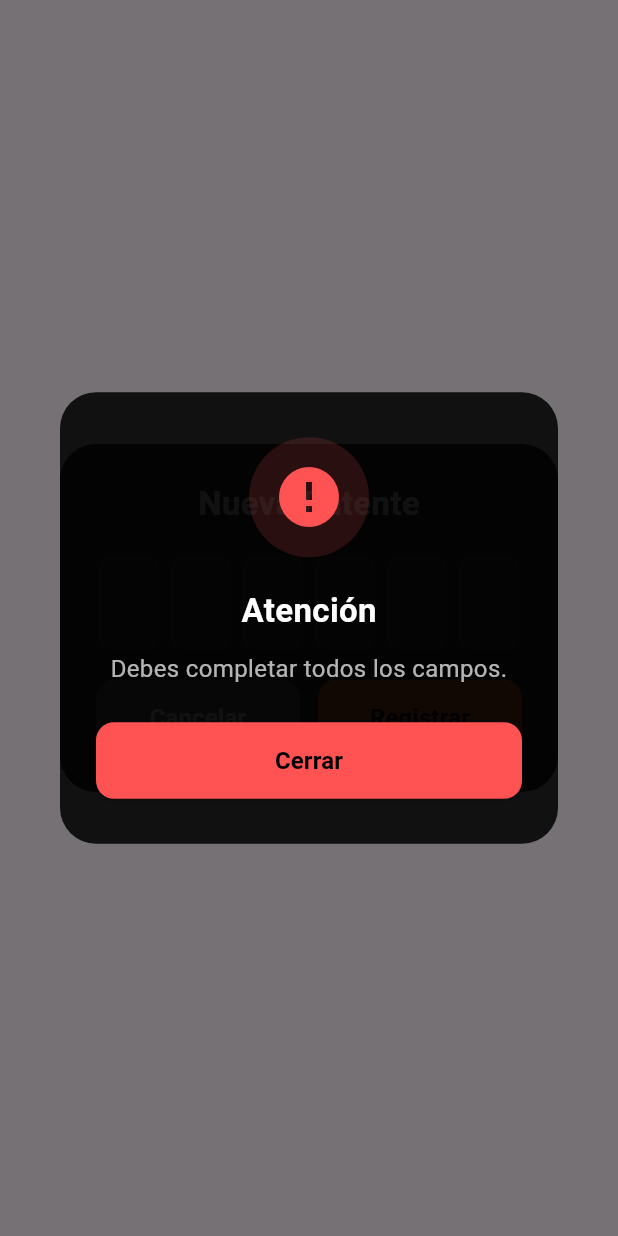
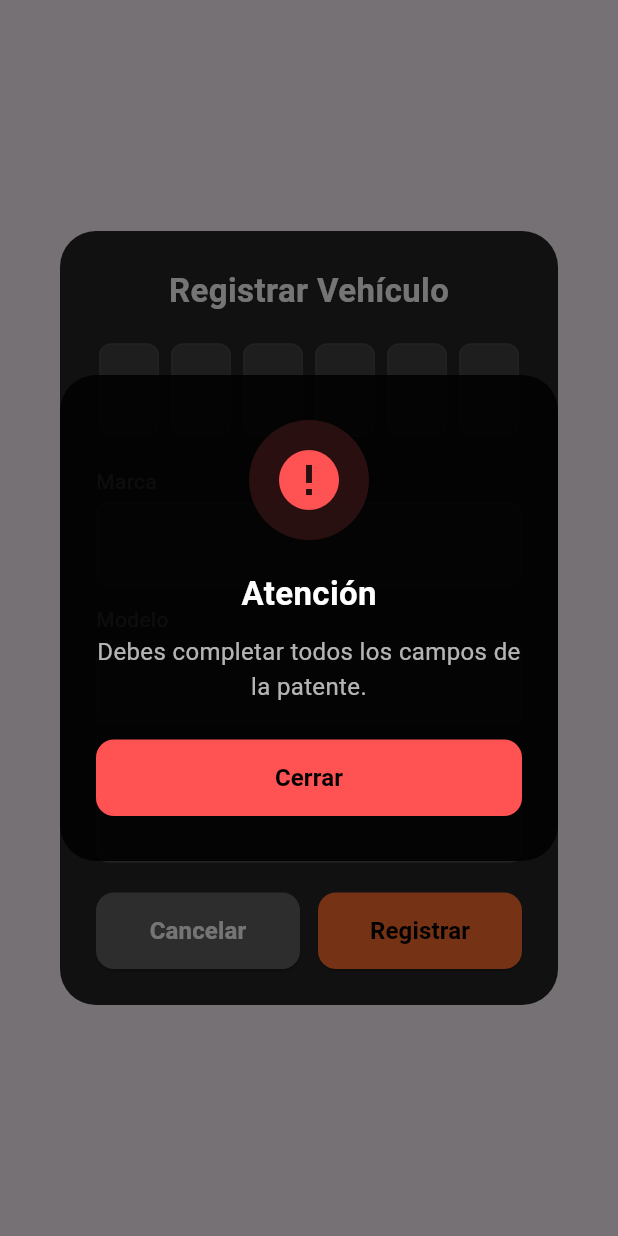
Before and after one commit to nicoloyolar/first-protection-mobile, a Flutter app: the CustomVehicleDialog widget shown alone on an empty page, opened directly, after a tap on "Registrar", on a phone screen of 412 x 824 dp. Run offline on Flutter 3.47's test engine with Material 3 defaults, Android fonts, the phone set to English and light mode, and no system bars; our stand-ins replace cloud_firestore, firebase_auth, firebase_core, google_maps_flutter, shared_preferences; accounts and stored records are empty.

```diff
--- a/lib/screens/register_screen.dart
+++ b/lib/screens/register_screen.dart
@@ -1,3 +1,5 @@
+// ignore_for_file: library_private_types_in_public_api, use_build_context_synchronously, deprecated_member_use
+
 import 'package:first_protection/widgets/custom_alert_dialog.dart';
 import 'package:flutter/material.dart';
 import 'package:firebase_auth/firebase_auth.dart';
--- a/lib/widgets/custom_vehicle_dialog.dart
+++ b/lib/widgets/custom_vehicle_dialog.dart
@@ -1,11 +1,11 @@
-// ignore_for_file: library_private_types_in_public_api
+// ignore_for_file: library_private_types_in_public_api, deprecated_member_use
 
 import 'package:cloud_firestore/cloud_firestore.dart';
 import 'package:flutter/material.dart';
 import 'package:first_protection/widgets/custom_alert_dialog.dart';
 
 class CustomVehicleDialog extends StatefulWidget {
-  final Function(String) onPatenteConfirmed;
+  final Function(String patente, String marca, String modelo, String anio) onPatenteConfirmed;
   final VoidCallback onCancel;
 
   const CustomVehicleDialog({
@@ -22,6 +22,10 @@ class _CustomVehicleDialogState extends State<CustomVehicleDialog> {
   final List<TextEditingController> _controllers =
       List.generate(6, (_) => TextEditingController());
 
+  final TextEditingController _marcaController = TextEditingController();
+  final TextEditingController _modeloController = TextEditingController();
+  final TextEditingController _anioController = TextEditingController();
+
   final RegExp consonantRegExp = RegExp(r'^[B-DF-HJ-NP-TV-Zb-df-hj-np-tv-z]$');
   final RegExp numberRegExp = RegExp(r'^[0-9]$');
 
@@ -30,7 +34,7 @@ class _CustomVehicleDialogState extends State<CustomVehicleDialog> {
   Future<void> _validateAndSubmit() async {
     final inputs = _controllers.map((c) => c.text.toUpperCase()).toList();
     if (inputs.any((e) => e.isEmpty)) {
-      _showError("Debes completar todos los campos.");
+      _showError("Debes completar todos los campos de la patente.");
       return;
     }
 
@@ -48,6 +52,20 @@ class _CustomVehicleDialogState extends State<CustomVehicleDialog> {
 
     final patenteFormatted =
         "${firstFour[0]}${firstFour[1]}-${firstFour[2]}${firstFour[3]}-${lastTwo[0]}${lastTwo[1]}";
+
+    final marca = _marcaController.text.trim();
+    final modelo = _modeloController.text.trim();
+    final anio = _anioController.text.trim();
+
+    if (marca.isEmpty || modelo.isEmpty || anio.isEmpty) {
+      _showError("Completa marca, modelo y año.");
+      return;
+    }
+
+    if (!RegExp(r'^\d{4}$').hasMatch(anio)) {
+      _showError("El año debe tener 4 dígitos.");
+      return;
+    }
 
     setState(() {
       _isChecking = true;
@@ -67,7 +85,7 @@ class _CustomVehicleDialogState extends State<CustomVehicleDialog> {
       return;
     }
 
-    widget.onPatenteConfirmed(patenteFormatted);
+    widget.onPatenteConfirmed(patenteFormatted, marca, modelo, anio);
   }
 
   void _showError(String message) {
@@ -81,6 +99,32 @@ class _CustomVehicleDialogState extends State<CustomVehicleDialog> {
     );
   }
 
+  Widget _buildLabeledInput(String label, TextEditingController controller,
+      {TextInputType keyboardType = TextInputType.text}) {
+    return Column(
+      crossAxisAlignment: CrossAxisAlignment.start,
+      children: [
+        Text(
+          label,
+          style: const TextStyle(color: Colors.white70, fontSize: 14),
+        ),
+        const SizedBox(height: 4),
+        TextField(
+          controller: controller,
+          keyboardType: keyboardType,
+          style: const TextStyle(color: Colors.white),
+          decoration: InputDecoration(
+            filled: true,
+            fillColor: Colors.grey.shade800,
+            border: OutlineInputBorder(
+              borderRadius: BorderRadius.circular(8),
+            ),
+          ),
+        ),
+      ],
+    );
+  }
+
   @override
   Widget build(BuildContext context) {
     return Dialog(
@@ -88,11 +132,12 @@ class _CustomVehicleDialogState extends State<CustomVehicleDialog> {
       shape: RoundedRectangleBorder(borderRadius: BorderRadius.circular(24)),
       child: Padding(
         padding: const EdgeInsets.all(24),
+        child: SingleChildScrollView(
           child: Column(
             mainAxisSize: MainAxisSize.min,
             children: [
               const Text(
-              "Nueva Patente",
+                "Registrar Vehículo",
                 style: TextStyle(
                   color: Colors.white,
                   fontSize: 22,
@@ -128,6 +173,12 @@ class _CustomVehicleDialogState extends State<CustomVehicleDialog> {
                   );
                 }),
               ),
+              const SizedBox(height: 20),
+              _buildLabeledInput("Marca", _marcaController),
+              const SizedBox(height: 12),
+              _buildLabeledInput("Modelo", _modeloController),
+              const SizedBox(height: 12),
+              _buildLabeledInput("Año", _anioController, keyboardType: TextInputType.number),
               const SizedBox(height: 20),
               _isChecking
                   ? const CircularProgressIndicator(color: Colors.white)
@@ -173,6 +224,7 @@ class _CustomVehicleDialogState extends State<CustomVehicleDialog> {
             ],
           ),
         ),
+      ),
     );
   }
 }
```
Also changed, not shown: apuntes-first-protection.txt (+13 -0 lines), lib/screens/select_screen.dart (+126 -43 lines), 4 other files. Lines whose indentation alone changed are shown as unchanged.
